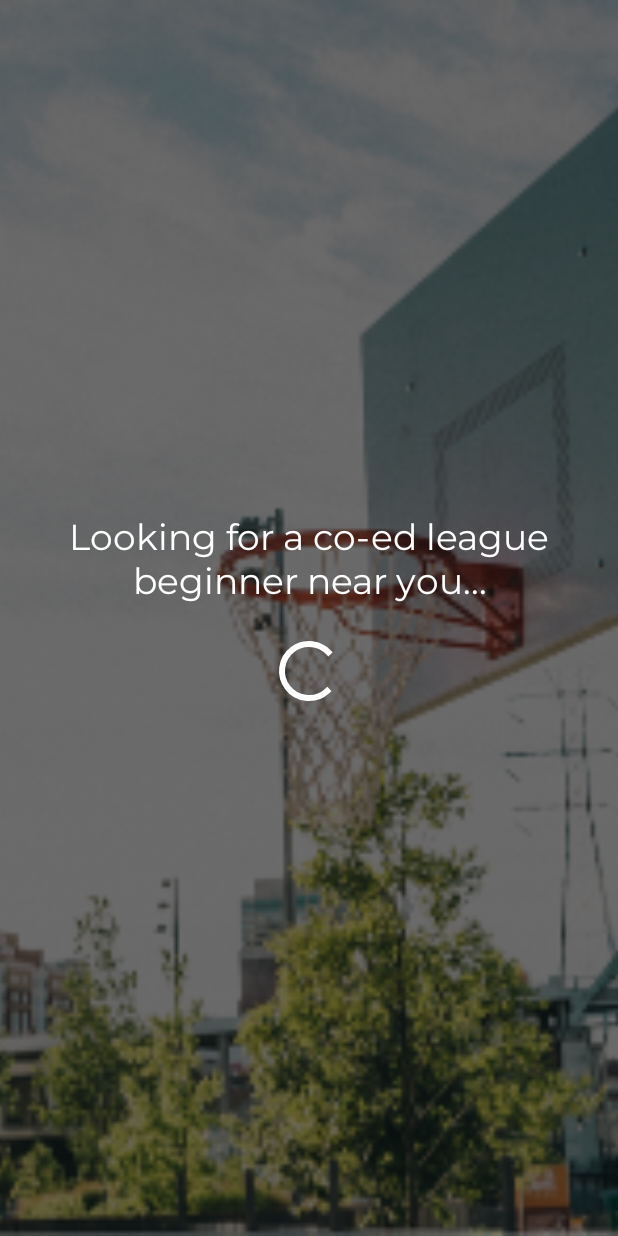
After one commit to acetechnology/swoosh, an Android app: the layout activity_finish.xml on its own in the app's theme, with its tools: preview values and no code run, on a phone screen of 412 x 824 dp. The commit adds this screen. Run offline under Robolectric (Android 15) with nearby library versions, the phone set to English and light mode, and no system bars.

Commit message:
lesson 06

```diff
--- a/app/src/main/java/com/arcadiamobiletv/swoosh/Contants.kt
+++ /dev/null
@@ -1,6 +0,0 @@
-package com.arcadiamobiletv.swoosh
-
-/**
- * Created by acetech on 11/28/17.
- */
-val EXTRA_LEAGUE = "league"
--- a/app/src/main/java/com/arcadiamobiletv/swoosh/BaseActivity.kt
+++ b/app/src/main/java/com/arcadiamobiletv/swoosh/Controller/BaseActivity.kt
@@ -1,4 +1,4 @@
-package com.arcadiamobiletv.swoosh
+package com.arcadiamobiletv.swoosh.Controller
 
 import android.support.v7.app.AppCompatActivity
 import android.os.Bundle
--- a/app/src/main/java/com/arcadiamobiletv/swoosh/LeagueActivity.kt
+++ b/app/src/main/java/com/arcadiamobiletv/swoosh/Controller/LeagueActivity.kt
@@ -1,11 +1,12 @@
-package com.arcadiamobiletv.swoosh
+package com.arcadiamobiletv.swoosh.Controller
 
 import android.content.Intent
-import android.support.v7.app.AppCompatActivity
 import android.os.Bundle
 import android.view.View
 import android.view.WindowManager
 import android.widget.Toast
+import com.arcadiamobiletv.swoosh.Utilities.EXTRA_LEAGUE
+import com.arcadiamobiletv.swoosh.R
 import kotlinx.android.synthetic.main.activity_league.*
 
 class LeagueActivity : BaseActivity() {
--- a/app/src/main/java/com/arcadiamobiletv/swoosh/WelcomeActivity.kt
+++ b/app/src/main/java/com/arcadiamobiletv/swoosh/Controller/WelcomeActivity.kt
@@ -1,9 +1,9 @@
-package com.arcadiamobiletv.swoosh
+package com.arcadiamobiletv.swoosh.Controller
 
 import android.content.Intent
-import android.support.v7.app.AppCompatActivity
 import android.os.Bundle
 import android.view.WindowManager
+import com.arcadiamobiletv.swoosh.R
 import kotlinx.android.synthetic.main.activity_welcome.*
 
 class WelcomeActivity : BaseActivity() {
--- /dev/null
+++ b/app/src/main/res/layout/activity_finish.xml
@@ -0,0 +1,52 @@
+<?xml version="1.0" encoding="utf-8"?>
+<android.support.constraint.ConstraintLayout xmlns:android="http://schemas.android.com/apk/res/android"
+    xmlns:app="http://schemas.android.com/apk/res-auto"
+    xmlns:tools="http://schemas.android.com/tools"
+    android:layout_width="match_parent"
+    android:layout_height="match_parent"
+    tools:context="com.arcadiamobiletv.swoosh.Controller.FinishActivity">
+
+    <ImageView
+        android:id="@+id/imageView5"
+        android:layout_width="0dp"
+        android:layout_height="0dp"
+        android:scaleType="centerCrop"
+        app:layout_constraintBottom_toBottomOf="parent"
+        app:layout_constraintEnd_toEndOf="parent"
+        app:layout_constraintStart_toStartOf="parent"
+        app:layout_constraintTop_toTopOf="parent"
+        app:srcCompat="@drawable/exercisebg"
+        android:contentDescription="@string/background_image" />
+
+    <TextView
+        android:id="@+id/searchleaguestext"
+        android:layout_width="0dp"
+        android:layout_height="wrap_content"
+        android:layout_marginBottom="8dp"
+        android:layout_marginEnd="16dp"
+        android:layout_marginStart="16dp"
+        android:layout_marginTop="8dp"
+        android:fontFamily="@font/montserrat"
+        android:text="@string/textview"
+        android:textAlignment="center"
+        android:textColor="@android:color/white"
+        android:textSize="24sp"
+        app:layout_constraintBottom_toBottomOf="parent"
+        app:layout_constraintEnd_toEndOf="parent"
+        app:layout_constraintStart_toStartOf="parent"
+        app:layout_constraintTop_toTopOf="parent"
+        app:layout_constraintVertical_bias="0.45"
+        tools:text="@string/search_league" />
+
+    <ProgressBar
+        android:id="@+id/progressBar"
+        style="?android:attr/progressBarStyle"
+        android:layout_width="wrap_content"
+        android:layout_height="wrap_content"
+        android:layout_marginEnd="8dp"
+        android:layout_marginStart="8dp"
+        android:layout_marginTop="16dp"
+        app:layout_constraintEnd_toEndOf="parent"
+        app:layout_constraintStart_toStartOf="parent"
+        app:layout_constraintTop_toBottomOf="@+id/searchleaguestext" />
+</android.support.constraint.ConstraintLayout>
--- a/app/src/main/res/layout/activity_league.xml
+++ b/app/src/main/res/layout/activity_league.xml
@@ -4,7 +4,7 @@
     xmlns:tools="http://schemas.android.com/tools"
     android:layout_width="match_parent"
     android:layout_height="match_parent"
-    tools:context="com.arcadiamobiletv.swoosh.LeagueActivity">
+    tools:context="com.arcadiamobiletv.swoosh.Controller.LeagueActivity">
 
     <ImageView
         android:id="@+id/imageView4"
--- a/app/src/main/res/layout/activity_welcome.xml
+++ b/app/src/main/res/layout/activity_welcome.xml
@@ -4,7 +4,7 @@
     xmlns:tools="http://schemas.android.com/tools"
     android:layout_width="match_parent"
     android:layout_height="match_parent"
-    tools:context="com.arcadiamobiletv.swoosh.WelcomeActivity">
+    tools:context="com.arcadiamobiletv.swoosh.Controller.WelcomeActivity">
 
     <ImageView
         android:id="@+id/imageView"
--- a/app/src/main/res/values/strings.xml
+++ b/app/src/main/res/values/strings.xml
@@ -15,4 +15,6 @@
     <string name="beginner">Beginner</string>
     <string name="baller">Baller</string>
     <string name="finished">Finished</string>
+    <string name="search_league">Looking for a co-ed league beginner near you...</string>
+    <string name="textview">TextView</string>
 </resources>
```
Also changed, not shown: app/src/main/AndroidManifest.xml (+5 -4 lines), app/src/main/java/com/arcadiamobiletv/swoosh/Controller/FinishActivity.kt (added, +21 -0 lines), app/src/main/java/com/arcadiamobiletv/swoosh/Controller/SkillActivity.kt (added, +47 -0 lines), app/src/main/java/com/arcadiamobiletv/swoosh/SkillActivity.kt (deleted, +0 -14 lines), app/src/main/java/com/arcadiamobiletv/swoosh/Utilities/Contants.kt (added, +7 -0 lines), app/src/main/res/layout/activity_skill.xml (+7 -3 lines).
